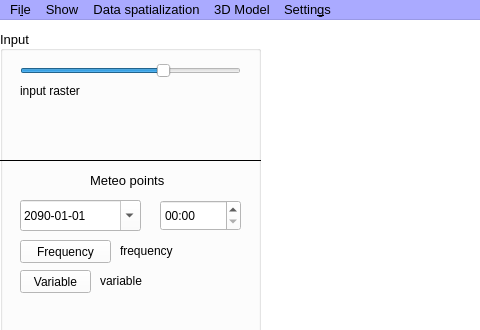
First picture: the form in bin/CRITERIA3D/mainwindow.ui, repository gaowudao/CRITERIA3D, before the edit; both pictures show x 0 to 480 and y 0 to 330 of the 1280 by 720 pixel window.
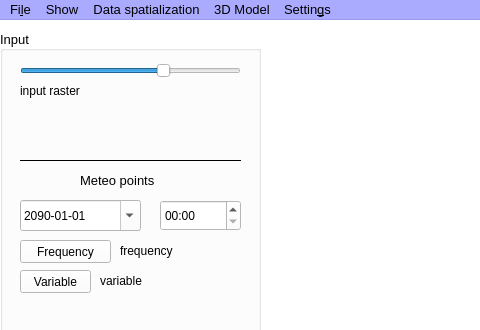
Second picture: the form after the edit.

Commit message: criteria 3d interface

Diff of the .ui file:
```diff
--- a/bin/CRITERIA3D/mainwindow.ui
+++ b/bin/CRITERIA3D/mainwindow.ui
@@ -1087,7 +1087,7 @@
     <widget class="QLabel" name="labelMeteoData">
      <property name="geometry">
       <rect>
-       <x>90</x>
+       <x>80</x>
        <y>140</y>
        <width>91</width>
        <height>21</height>
@@ -1509,9 +1509,9 @@
      </property>
      <property name="geometry">
       <rect>
-       <x>0</x>
+       <x>20</x>
        <y>120</y>
-       <width>261</width>
+       <width>221</width>
        <height>20</height>
       </rect>
      </property>
```
The commit also changes 1 other file.
